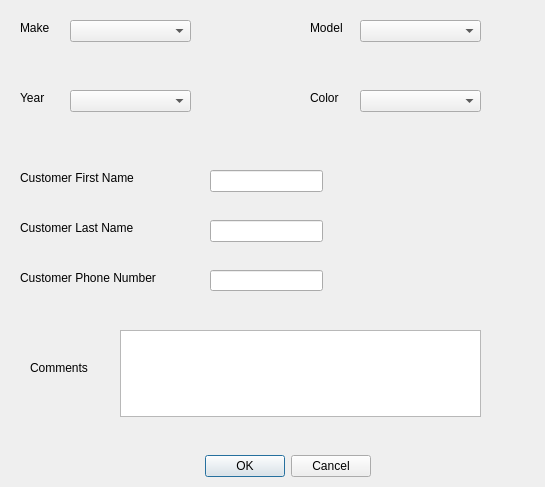
jordynmarlow/SoftwareEngineering, file NewOrderDialog.ui: the form before one commit.
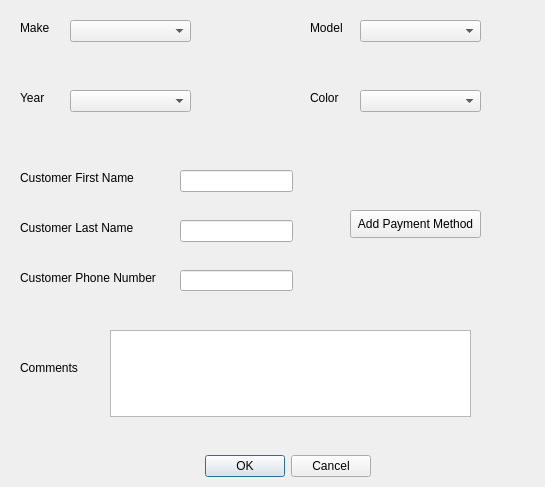
The form after the commit.

What changed in the file:
```diff
--- a/NewOrderDialog.ui
+++ b/NewOrderDialog.ui
@@ -58,7 +58,7 @@
   <widget class="QLabel" name="label_4">
    <property name="geometry">
     <rect>
-     <x>30</x>
+     <x>20</x>
      <y>360</y>
      <width>71</width>
      <height>16</height>
@@ -136,7 +136,7 @@
   <widget class="QLineEdit" name="lineEdit">
    <property name="geometry">
     <rect>
-     <x>210</x>
+     <x>180</x>
      <y>170</y>
      <width>113</width>
      <height>22</height>
@@ -146,7 +146,7 @@
   <widget class="QLineEdit" name="lineEdit_2">
    <property name="geometry">
     <rect>
-     <x>210</x>
+     <x>180</x>
      <y>270</y>
      <width>113</width>
      <height>21</height>
@@ -156,7 +156,7 @@
   <widget class="QLineEdit" name="lineEdit_3">
    <property name="geometry">
     <rect>
-     <x>210</x>
+     <x>180</x>
      <y>220</y>
      <width>113</width>
      <height>22</height>
@@ -166,7 +166,7 @@
   <widget class="QPlainTextEdit" name="plainTextEdit">
    <property name="geometry">
     <rect>
-     <x>120</x>
+     <x>110</x>
      <y>330</y>
      <width>361</width>
      <height>87</height>
@@ -213,6 +213,19 @@
     </rect>
    </property>
   </widget>
+  <widget class="QPushButton" name="pushButton">
+   <property name="geometry">
+    <rect>
+     <x>350</x>
+     <y>210</y>
+     <width>131</width>
+     <height>28</height>
+    </rect>
+   </property>
+   <property name="text">
+    <string>Add Payment Method</string>
+   </property>
+  </widget>
  </widget>
  <resources/>
  <connections>
```
